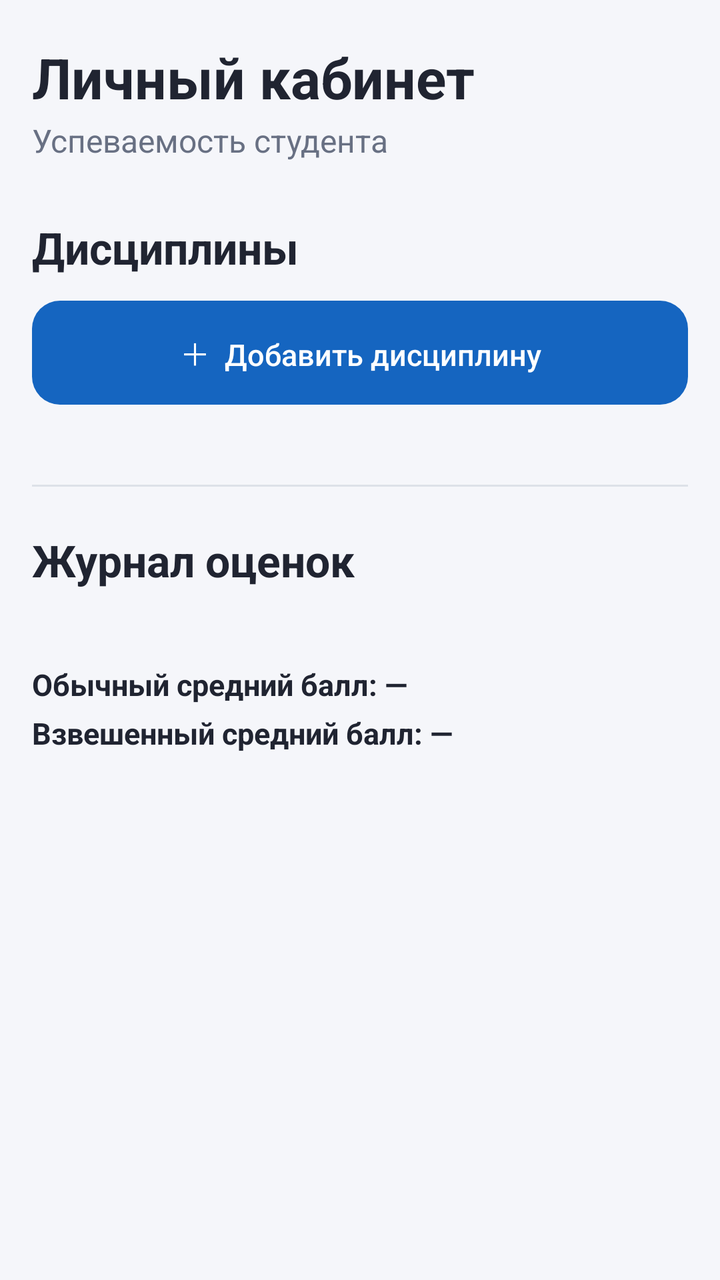
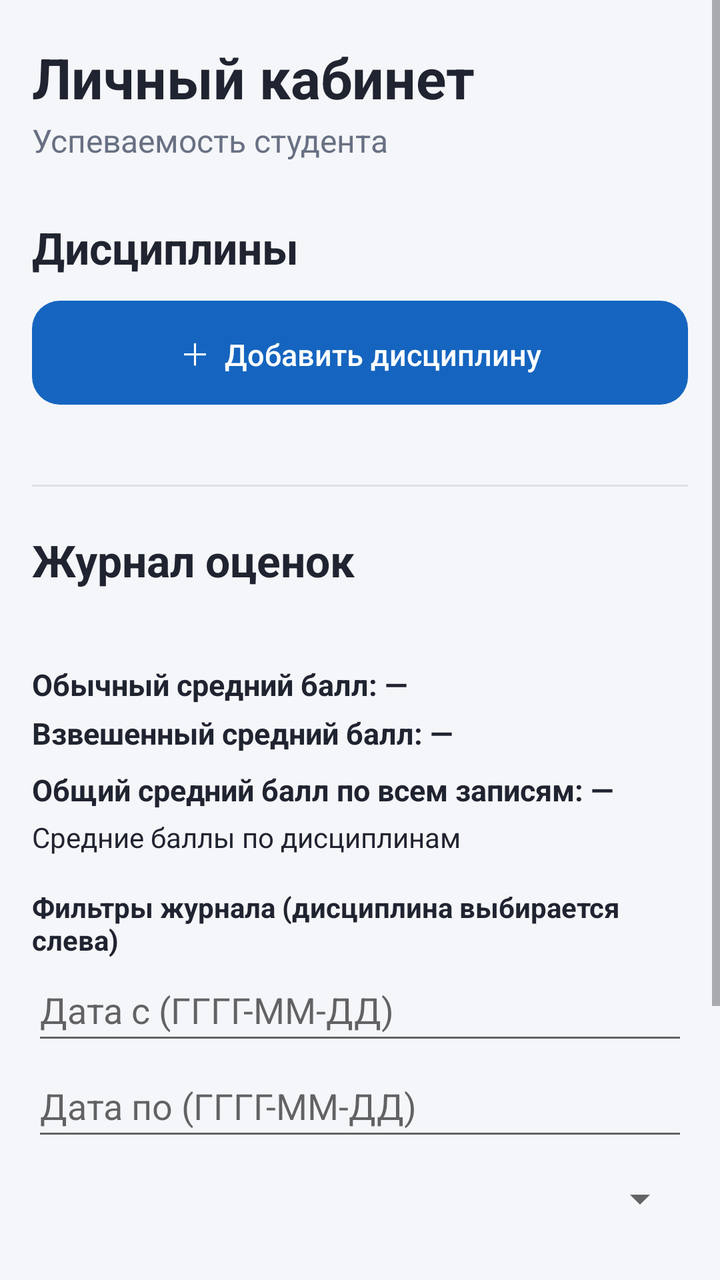

Screens rendered from an Android XML layout before and after an edit, with the pre-edit source and the edit as a unified diff.
<!-- AndroidManifest.xml: activity theme Theme.Studentkab -->
<!-- res/layout/activity_main.xml -->
<?xml version="1.0" encoding="utf-8"?>
<ScrollView xmlns:android="http://schemas.android.com/apk/res/android"
    android:id="@+id/mainScroll"
    android:layout_width="match_parent"
    android:layout_height="match_parent"
    android:background="@color/screen_background"
    android:fillViewport="true"
    android:clipToPadding="false">

    <LinearLayout
        android:layout_width="match_parent"
        android:layout_height="wrap_content"
        android:orientation="vertical"
        android:paddingStart="16dp"
        android:paddingTop="20dp"
        android:paddingEnd="16dp"
        android:paddingBottom="28dp">

        <TextView
            android:layout_width="match_parent"
            android:layout_height="wrap_content"
            android:text="Личный кабинет"
            android:textColor="@color/text_primary"
            android:textSize="28sp"
            android:textStyle="bold" />

        <TextView
            android:layout_width="match_parent"
            android:layout_height="wrap_content"
            android:layout_marginTop="2dp"
            android:text="Успеваемость студента"
            android:textColor="@color/text_secondary"
            android:textSize="16sp" />

        <LinearLayout
            android:layout_width="match_parent"
            android:layout_height="wrap_content"
            android:layout_marginTop="28dp"
            android:gravity="center_vertical"
            android:orientation="horizontal">

            <TextView
                android:layout_width="0dp"
                android:layout_height="wrap_content"
                android:layout_weight="1"
                android:text="Дисциплины"
                android:textColor="@color/text_primary"
                android:textSize="22sp"
                android:textStyle="bold" />

            <TextView
                android:id="@+id/disciplineCount"
                android:layout_width="wrap_content"
                android:layout_height="wrap_content"
                android:textColor="@color/text_secondary"
                android:textSize="14sp" />
        </LinearLayout>

        <Button
            android:id="@+id/addDisciplineButton"
            style="@style/Widget.Studentkab.Button.Add"
            android:layout_width="match_parent"
            android:layout_height="52dp"
            android:layout_marginTop="12dp"
            android:text="＋  Добавить дисциплину" />

        <TextView
            android:id="@+id/emptyDisciplines"
            android:layout_width="match_parent"
            android:layout_height="wrap_content"
            android:layout_marginTop="18dp"
            android:background="@drawable/bg_info_panel"
            android:padding="16dp"
            android:text="Дисциплин пока нет. Добавьте первую дисциплину."
            android:textColor="@color/text_secondary"
            android:textSize="14sp"
            android:visibility="gone" />

        <LinearLayout
            android:id="@+id/disciplinesContainer"
            android:layout_width="match_parent"
            android:layout_height="wrap_content"
            android:layout_marginTop="14dp"
            android:orientation="vertical" />

        <View
            android:layout_width="match_parent"
            android:layout_height="1dp"
            android:layout_marginTop="26dp"
            android:layout_marginBottom="22dp"
            android:background="@color/divider" />

        <TextView
            android:layout_width="match_parent"
            android:layout_height="wrap_content"
            android:text="Журнал оценок"
            android:textColor="@color/text_primary"
            android:textSize="22sp"
            android:textStyle="bold" />

        <TextView
            android:id="@+id/selectedDisciplineName"
            android:layout_width="match_parent"
            android:layout_height="wrap_content"
            android:layout_marginTop="5dp"
            android:textColor="@color/text_secondary"
            android:textSize="15sp" />

        <TextView
            android:id="@+id/averageGrade"
            android:layout_width="match_parent"
            android:layout_height="wrap_content"
            android:layout_marginTop="12dp"
            android:text="Обычный средний балл: —"
            android:textColor="@color/text_primary"
            android:textSize="15sp"
            android:textStyle="bold" />

        <TextView
            android:id="@+id/weightedAverageGrade"
            android:layout_width="match_parent"
            android:layout_height="wrap_content"
            android:layout_marginTop="4dp"
            android:text="Взвешенный средний балл: —"
            android:textColor="@color/text_primary"
            android:textSize="15sp"
            android:textStyle="bold" />

        <TextView
            android:id="@+id/emptyGrades"
            android:layout_width="match_parent"
            android:layout_height="wrap_content"
            android:layout_marginTop="14dp"
            android:background="@drawable/bg_info_panel"
            android:padding="16dp"
            android:text="Оценок пока нет."
            android:textColor="@color/text_secondary"
            android:textSize="14sp"
            android:visibility="gone" />

        <LinearLayout
            android:id="@+id/gradesContainer"
            android:layout_width="match_parent"
            android:layout_height="wrap_content"
            android:layout_marginTop="12dp"
            android:orientation="vertical" />

        <TextView
            android:id="@+id/errorMessage"
            android:layout_width="match_parent"
            android:layout_height="wrap_content"
            android:layout_marginTop="12dp"
            android:textColor="@color/action_delete"
            android:textSize="14sp"
            android:visibility="gone" />

    </LinearLayout>
</ScrollView>
<!-- resources referenced by this layout -->
<resources>
  <color name="action_delete">#C62828</color>
  <color name="divider">#DDE1E8</color>
  <color name="screen_background">#F5F6FA</color>
  <color name="text_primary">#202431</color>
  <color name="text_secondary">#687083</color>
  <!-- drawable bg_info_panel (drawable) -->
  <?xml version="1.0" encoding="utf-8"?>
  <shape xmlns:android="http://schemas.android.com/apk/res/android">
      <solid android:color="@color/info_surface" />
      <corners android:radius="12dp" />
  </shape>
  <style name="Widget.Studentkab.Button.Add" parent="Widget.Studentkab.Button">
          <item name="android:background">@drawable/bg_button_add</item>
      </style>
  <style name="Theme.Studentkab" parent="android:Theme.Material.Light.NoActionBar">
          <item name="android:colorAccent">@color/action_add</item>
          <item name="android:alertDialogTheme">@style/Theme.Studentkab.Dialog</item>
      </style>
  <color name="info_surface">#EEF1F6</color>
  <style name="Widget.Studentkab.Button" parent="android:Widget.Material.Button">
          <item name="android:background">@drawable/bg_button_primary</item>
          <item name="android:textAllCaps">false</item>
          <item name="android:textSize">15sp</item>
          <item name="android:textColor">@android:color/white</item>
          <item name="android:stateListAnimator">@null</item>
          <item name="android:insetLeft">0dp</item>
          <item name="android:insetRight">0dp</item>
          <item name="android:insetTop">0dp</item>
          <item name="android:insetBottom">0dp</item>
      </style>
  <!-- drawable bg_button_add (drawable) -->
  <?xml version="1.0" encoding="utf-8"?>
  <selector xmlns:android="http://schemas.android.com/apk/res/android">
      <item android:state_pressed="true">
          <shape android:shape="rectangle">
              <solid android:color="#0D47A1" />
              <corners android:radius="14dp" />
          </shape>
      </item>
      <item>
          <shape android:shape="rectangle">
              <solid android:color="@color/action_add" />
              <corners android:radius="14dp" />
          </shape>
      </item>
  </selector>
  <color name="action_add">#1565C0</color>
  <style name="Theme.Studentkab.Dialog" parent="android:Theme.Material.Light.Dialog.Alert">
          <item name="android:colorAccent">@color/action_add</item>
          <item name="android:windowBackground">@drawable/bg_dialog</item>
          <item name="android:windowMinWidthMajor">90%</item>
          <item name="android:windowMinWidthMinor">90%</item>
          <item name="android:windowContentOverlay">@null</item>
      </style>
  <!-- drawable bg_button_primary (drawable) -->
  <?xml version="1.0" encoding="utf-8"?>
  <selector xmlns:android="http://schemas.android.com/apk/res/android">
      <item android:state_pressed="true">
          <shape android:shape="rectangle">
              <solid android:color="#0D47A1" />
              <corners android:radius="14dp" />
          </shape>
      </item>
      <item>
          <shape android:shape="rectangle">
              <solid android:color="@color/action_add" />
              <corners android:radius="14dp" />
          </shape>
      </item>
  </selector>
  <!-- drawable bg_dialog (drawable) -->
  <?xml version="1.0" encoding="utf-8"?>
  <shape xmlns:android="http://schemas.android.com/apk/res/android"
      android:shape="rectangle">
      <solid android:color="@color/card_surface" />
      <corners android:radius="24dp" />
  </shape>
  <color name="card_surface">#FFFFFFFF</color>
</resources>

<!-- the commit's change to res/layout/activity_main.xml (unified diff, before → after) -->
@@ -127,6 +127,83 @@
             android:textStyle="bold" />
 
         <TextView
+            android:id="@+id/globalAverage"
+            android:layout_width="match_parent"
+            android:layout_height="wrap_content"
+            android:layout_marginTop="8dp"
+            android:text="Общий средний балл по всем записям: —"
+            android:textColor="@color/text_primary"
+            android:textSize="15sp"
+            android:textStyle="bold" />
+
+        <TextView
+            android:id="@+id/disciplineAverage"
+            android:layout_width="match_parent"
+            android:layout_height="wrap_content"
+            android:layout_marginTop="4dp"
+            android:text="Средние баллы по дисциплинам"
+            android:textColor="@color/text_primary"
+            android:textSize="14sp" />
+
+        <TextView
+            android:layout_width="match_parent"
+            android:layout_height="wrap_content"
+            android:layout_marginTop="16dp"
+            android:text="Фильтры журнала (дисциплина выбирается слева)"
+            android:textColor="@color/text_primary"
+            android:textStyle="bold" />
+
+        <EditText
+            android:id="@+id/dateFromFilter"
+            android:layout_width="match_parent"
+            android:layout_height="48dp"
+            android:hint="Дата с (ГГГГ-ММ-ДД)"
+            android:inputType="date"
+            android:singleLine="true" />
+
+        <EditText
+            android:id="@+id/dateToFilter"
+            android:layout_width="match_parent"
+            android:layout_height="48dp"
+            android:hint="Дата по (ГГГГ-ММ-ДД)"
+            android:inputType="date"
+            android:singleLine="true" />
+
+        <Spinner
+            android:id="@+id/workTypeFilter"
+            android:layout_width="match_parent"
+            android:layout_height="48dp" />
+
+        <Spinner
+            android:id="@+id/sortGrades"
+            android:layout_width="match_parent"
+            android:layout_height="48dp" />
+
+        <Button
+            android:id="@+id/applyFiltersButton"
+            android:layout_width="match_parent"
+            android:layout_height="48dp"
+            android:text="Применить фильтры" />
+
+        <TextView
+            android:id="@+id/filterMessage"
+            android:layout_width="match_parent"
+            android:layout_height="wrap_content"
+            android:textColor="@color/action_delete"
+            android:visibility="gone" />
+
+        <TextView
+            android:id="@+id/progressDynamics"
+            android:layout_width="match_parent"
+            android:layout_height="wrap_content"
+            android:layout_marginTop="12dp"
+            android:background="@drawable/bg_info_panel"
+            android:padding="12dp"
+            android:text="Динамика по месяцам"
+            android:textColor="@color/text_primary"
+            android:textSize="14sp" />
+
+        <TextView
             android:id="@+id/emptyGrades"
             android:layout_width="match_parent"
             android:layout_height="wrap_content"
